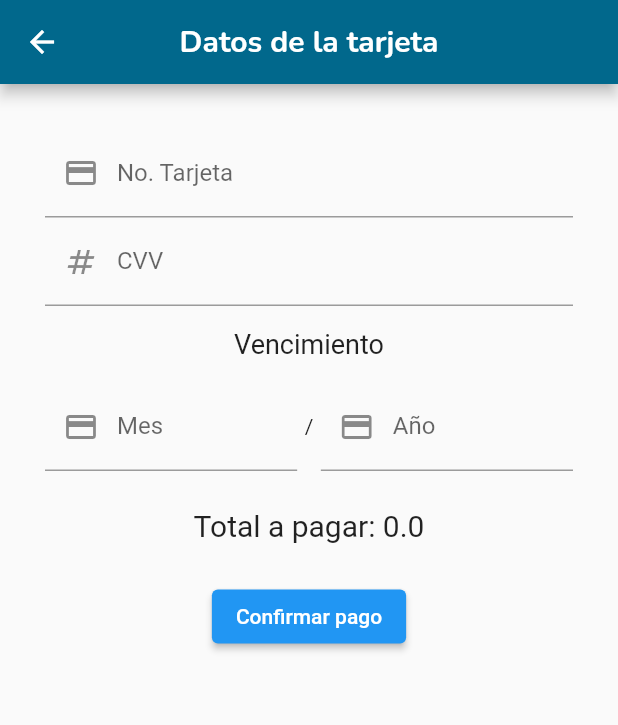
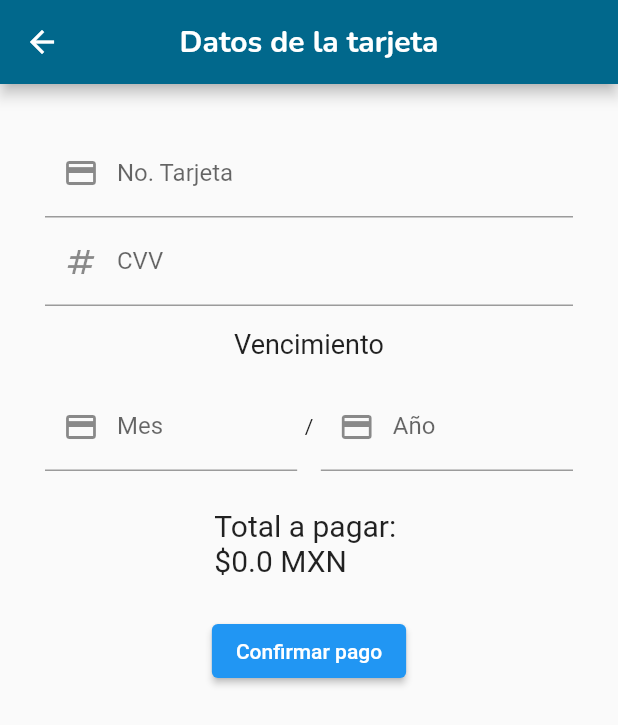
Before and after one commit to eduardo-solis/GlassMexApp, a Flutter app: the PayScreen screen opened directly with empty values, on a phone screen of 412 x 824 dp. Shown: the top 725 px of the screen. Run offline on Flutter 3.47's test engine with Material 2 defaults, Android fonts, the phone set to English and light mode, and no system bars; our stand-ins replace carousel_slider, shared_preferences, sqflite; accounts and stored records are empty.

Commit message:
Cambiando apariencia del dinero

```diff
--- a/lib/screens/my_purchases_screen.dart
+++ b/lib/screens/my_purchases_screen.dart
@@ -72,7 +72,7 @@ class _MyPurchasesScreenState extends State<MyPurchasesScreen> {
                 children: [
                   Text("No. Venta: ${_ventas[index].idVenta}"),
                   Text(
-                      "No. Total: ${double.parse((_ventas[index].total).toStringAsFixed(2))}"),
+                      "No. Total: \$ ${double.parse((_ventas[index].total).toStringAsFixed(2))} MXN"),
                   Text("Fecha de compra: ${_ventas[index].fechaVenta}"),
                   Text("Fecha de entrega: ${_ventas[index].fechaEntrega}"),
                   CustomDetalle(
@@ -146,10 +146,10 @@ class _CustomDetalleState extends State<CustomDetalle> {
                       const Divider(),
                       Text("Forma: ${_detalle[index].forma}"),
                       Text(
-                          "Precio unitario: ${double.parse((_detalle[index].precioUnitario).toStringAsFixed(2))}"),
+                          "Precio unitario: \$${double.parse((_detalle[index].precioUnitario).toStringAsFixed(2))} MXN"),
                       Text("Cantidad: ${_detalle[index].cantidad}"),
                       Text(
-                          "Subtotal: ${double.parse((_detalle[index].subtotal).toStringAsFixed(2))}")
+                          "Subtotal: \$${double.parse((_detalle[index].subtotal).toStringAsFixed(2))} MXN")
                     ],
                   ),
                 ],
--- a/lib/screens/pay_screen.dart
+++ b/lib/screens/pay_screen.dart
@@ -149,7 +149,7 @@ class _PayScreenState extends State<PayScreen> {
                   height: 25,
                 ),
                 Text(
-                  "Total a pagar: ${widget.total}",
+                  "Total a pagar: \n\$${widget.total} MXN",
                   style: const TextStyle(fontSize: 20),
                 ),
                 const SizedBox(
--- a/lib/screens/shopping_cart_screen.dart
+++ b/lib/screens/shopping_cart_screen.dart
@@ -248,7 +248,7 @@ class _ShoppingCartScreenState extends State<ShoppingCartScreen> {
                   Column(
                     children: [
                       Text(
-                        "Total: $total",
+                        "Total: \n\$$total MXN",
                         style: const TextStyle(fontSize: 30),
                       )
                     ],
--- a/lib/widgets/shopping_cart_widgets/custom_item_detalle.dart
+++ b/lib/widgets/shopping_cart_widgets/custom_item_detalle.dart
@@ -65,9 +65,9 @@ class _CustomItemDetalleState extends State<CustomItemDetalle> {
             children: [
               Text(nombre),
               Text("Forma: ${widget.forma}"),
-              Text("Precio unitario ${widget.precioUnitario}"),
-              Text("Cantidad ${widget.cantidad}"),
-              Text("Subtotal ${widget.subtotal}")
+              Text("Precio unitario: \$${widget.precioUnitario} MXN"),
+              Text("Cantidad: ${widget.cantidad}"),
+              Text("Subtotal: \$${widget.subtotal} MXN")
             ],
           )
         ],
```
